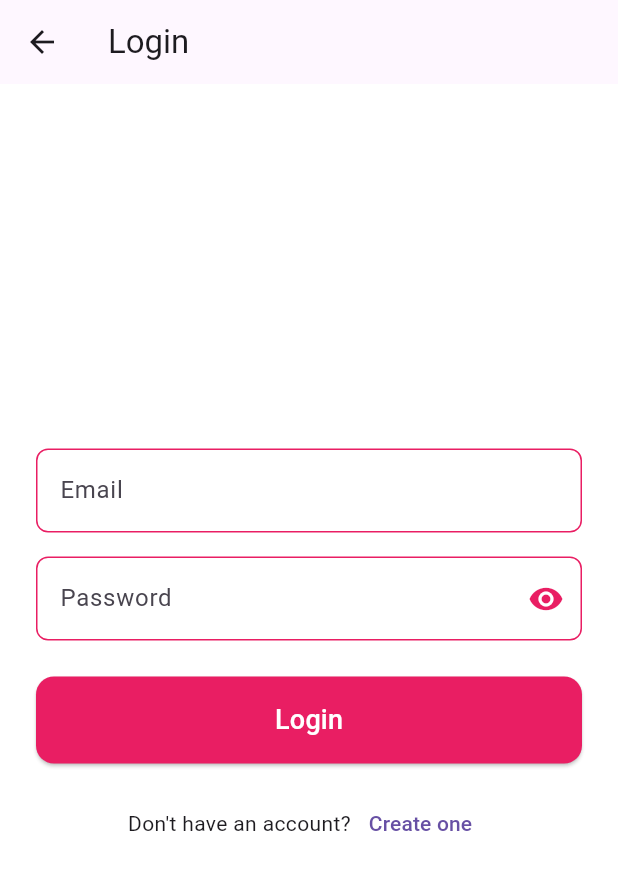
After one commit to elvispreakerebi/book_swap, a Flutter app: the screen it shows after launch, after a tap on "Login", on a phone screen of 412 x 824 dp. The commit adds this screen. Shown: the top 870 px of the screen. Run offline on Flutter 3.47's test engine with Material 3 defaults, Android fonts, the phone set to English and light mode, and no system bars; our stand-ins replace cloud_firestore, firebase_auth, firebase_core, go_router; accounts and stored records are empty; generated files the repository leaves out were written again.

Commit message:
added login screen

```diff
--- a/lib/core/routing.dart
+++ b/lib/core/routing.dart
@@ -1,6 +1,7 @@
-import 'package:go_router/go_router.dart';
 import '../screens/auth/welcome_screen.dart';
 import '../screens/auth/register_screen.dart';
+import '../screens/auth/login_screen.dart';
+import 'package:go_router/go_router.dart';
 
 class AppRouter {
   static final router = GoRouter(
@@ -10,7 +11,13 @@ class AppRouter {
         path: '/register',
         builder: (context, state) => const RegisterScreen(),
       ),
-      // Add other routes here
+      GoRoute(
+        path: '/login',
+        builder: (context, state) {
+          final showSnackbar = state.extra == true;
+          return LoginScreen(showAccountCreatedSnackbar: showSnackbar);
+        },
+      ),
     ],
   );
 }
--- /dev/null
+++ b/lib/screens/auth/login_screen.dart
@@ -0,0 +1,160 @@
+import 'package:flutter/material.dart';
+import 'package:provider/provider.dart';
+import '../../providers/auth_provider.dart';
+import 'package:go_router/go_router.dart';
+
+class LoginScreen extends StatefulWidget {
+  final bool showAccountCreatedSnackbar;
+  const LoginScreen({super.key, this.showAccountCreatedSnackbar = false});
+  @override
+  State<LoginScreen> createState() => _LoginScreenState();
+}
+
+class _LoginScreenState extends State<LoginScreen> {
+  final _formKey = GlobalKey<FormState>();
+  final _emailController = TextEditingController();
+  final _passwordController = TextEditingController();
+  bool _showPassword = false;
+
+  @override
+  void dispose() {
+    _emailController.dispose();
+    _passwordController.dispose();
+    super.dispose();
+  }
+
+  @override
+  void initState() {
+    super.initState();
+    if (widget.showAccountCreatedSnackbar) {
+      WidgetsBinding.instance.addPostFrameCallback((_) {
+        ScaffoldMessenger.of(context).showSnackBar(
+          const SnackBar(
+            content: Text(
+              'Account created successfully! Check your email to verify your account.',
+            ),
+            duration: Duration(seconds: 4),
+          ),
+        );
+      });
+    }
+  }
+
+  @override
+  Widget build(BuildContext context) {
+    final authProvider = Provider.of<AuthProvider>(context);
+    OutlineInputBorder border = OutlineInputBorder(
+      borderRadius: BorderRadius.circular(8),
+      borderSide: const BorderSide(color: Colors.pink),
+    );
+    return Scaffold(
+      appBar: AppBar(
+        title: const Text('Login'),
+        leading: IconButton(
+          icon: const Icon(Icons.arrow_back),
+          onPressed: () => context.go('/'),
+        ),
+      ),
+      body: Padding(
+        padding: const EdgeInsets.all(24.0),
+        child: Form(
+          key: _formKey,
+          child: Column(
+            mainAxisAlignment: MainAxisAlignment.center,
+            children: [
+              TextFormField(
+                controller: _emailController,
+                keyboardType: TextInputType.emailAddress,
+                decoration: InputDecoration(
+                  labelText: 'Email',
+                  border: border,
+                  enabledBorder: border,
+                  focusedBorder: border,
+                ),
+                validator: (value) {
+                  if (value == null || value.isEmpty) return 'Email required';
+                  if (!value.contains('@')) return 'Enter a valid email';
+                  return null;
+                },
+              ),
+              const SizedBox(height: 16),
+              TextFormField(
+                controller: _passwordController,
+                obscureText: !_showPassword,
+                decoration: InputDecoration(
+                  labelText: 'Password',
+                  border: border,
+                  enabledBorder: border,
+                  focusedBorder: border,
+                  suffixIcon: IconButton(
+                    icon: Icon(
+                      _showPassword ? Icons.visibility_off : Icons.visibility,
+                      color: Colors.pink,
+                    ),
+                    onPressed: () =>
+                        setState(() => _showPassword = !_showPassword),
+                  ),
+                ),
+                validator: (value) {
+                  if (value == null || value.length < 6) return 'Min 6 chars';
+                  return null;
+                },
+              ),
+              const SizedBox(height: 24),
+              authProvider.status == AuthStatus.loading
+                  ? const Center(child: CircularProgressIndicator())
+                  : SizedBox(
+                      width: double.infinity,
+                      child: ElevatedButton(
+                        style: ElevatedButton.styleFrom(
+                          backgroundColor: Colors.pink,
+                          padding: const EdgeInsets.symmetric(vertical: 16),
+                          shape: RoundedRectangleBorder(
+                            borderRadius: BorderRadius.circular(12),
+                          ),
+                        ),
+                        onPressed: () async {
+                          if (_formKey.currentState!.validate()) {
+                            final success = await authProvider.login(
+                              email: _emailController.text.trim(),
+                              password: _passwordController.text.trim(),
+                            );
+                            if (!success && authProvider.errorMessage != null) {
+                              ScaffoldMessenger.of(context).showSnackBar(
+                                SnackBar(
+                                  content: Text(authProvider.errorMessage!),
+                                ),
+                              );
+                            }
+                          }
+                        },
+                        child: const Text(
+                          'Login',
+                          style: TextStyle(fontSize: 18, color: Colors.white),
+                        ),
+                      ),
+                    ),
+              const SizedBox(height: 16),
+              Row(
+                mainAxisAlignment: MainAxisAlignment.center,
+                children: [
+                  const Text('Don\'t have an account?'),
+                  TextButton(
+                    onPressed: () => context.go('/register'),
+                    child: const Text('Create one'),
+                  ),
+                ],
+              ),
+              const SizedBox(height: 8),
+              if (authProvider.canResendVerification)
+                TextButton(
+                  onPressed: authProvider.resendVerificationLink,
+                  child: const Text('Resend verification email'),
+                ),
+            ],
+          ),
+        ),
+      ),
+    );
+  }
+}
```
Also changed, not shown: lib/providers/auth_provider.dart (+43 -0 lines), lib/screens/auth/register_screen.dart (+13 -1 lines).
